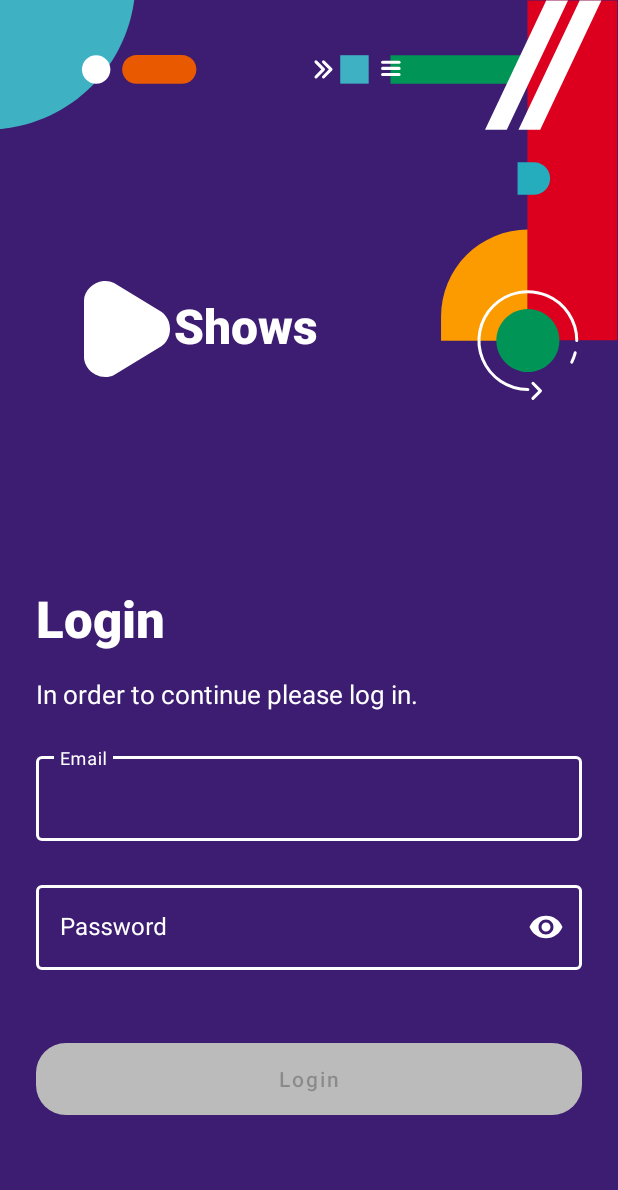
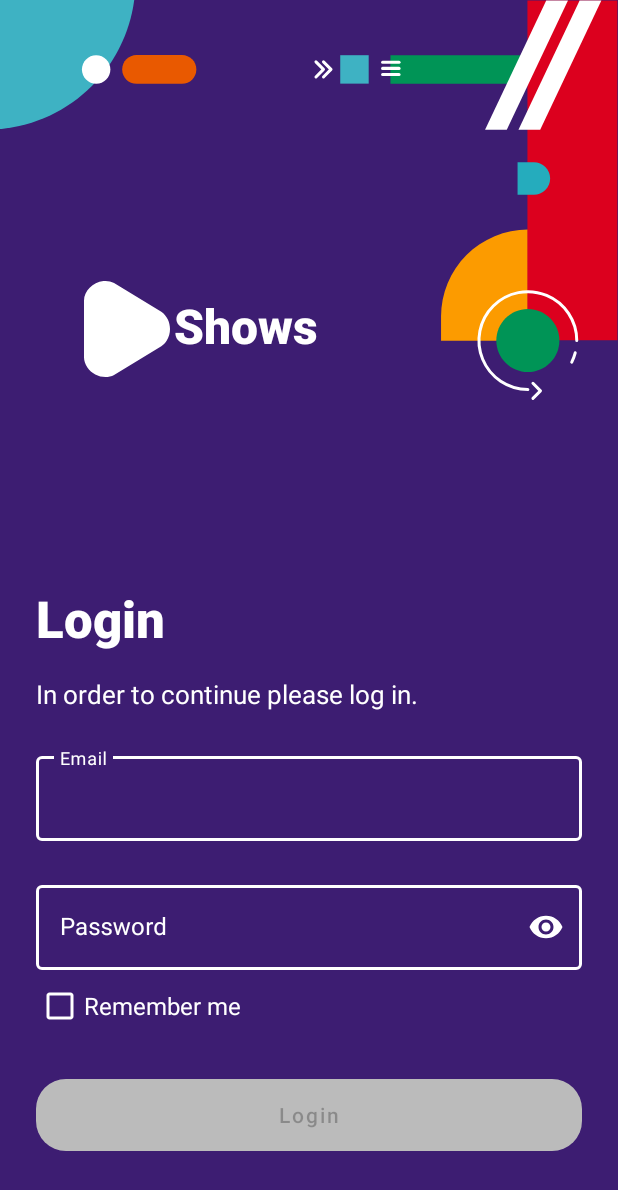
Before and after one commit to mihaelrodek/isa-shows-app-mihaelrodek, an Android app: the screen it shows after launch (MainActivity), on a phone screen of 412 x 824 dp. Shown: the top 1190 px of the screen. Run offline under Robolectric (Android 15) with nearby library versions, the phone set to English and light mode, and no system bars.

Commit message:
Initial hw05

```diff
--- a/app/src/main/res/layout/fragment_login.xml
+++ b/app/src/main/res/layout/fragment_login.xml
@@ -112,8 +112,7 @@
         android:layout_width="match_parent"
         android:layout_height="wrap_content"
         android:layout_marginTop="24dp"
-        android:layout_marginStart="24dp"
-        android:layout_marginEnd="24dp"
+        android:layout_marginHorizontal="24dp"
         android:textColorHint="@color/white"
         app:layout_constraintEnd_toEndOf="parent"
         app:layout_constraintTop_toBottomOf="@+id/email_input"
@@ -131,6 +130,19 @@
             android:textColor="@color/white"/>
     </com.google.android.material.textfield.TextInputLayout>
 
+    <androidx.appcompat.widget.AppCompatCheckBox
+        android:id="@+id/remember_me"
+        android:layout_width="wrap_content"
+        android:layout_height="wrap_content"
+        android:layout_marginHorizontal="24dp"
+        android:text="@string/remember_me"
+        android:textColor="@color/white"
+        android:textSize="16sp"
+        android:buttonTint="@color/white"
+        app:layout_constraintStart_toStartOf="parent"
+        app:layout_constraintTop_toBottomOf="@id/password_input"
+        />
+
     <androidx.appcompat.widget.AppCompatButton
         android:id="@+id/login_button"
         android:layout_width="0dp"
@@ -146,7 +158,7 @@
         app:layout_constraintBottom_toBottomOf="parent"
         app:layout_constraintEnd_toEndOf="parent"
         app:layout_constraintStart_toStartOf="parent"
-        app:layout_constraintTop_toBottomOf="@id/password_input" />
+        app:layout_constraintTop_toBottomOf="@id/remember_me" />
 
 
 </androidx.constraintlayout.widget.ConstraintLayout>
--- a/app/src/main/res/values/strings.xml
+++ b/app/src/main/res/values/strings.xml
@@ -18,4 +18,5 @@
     <string name="rate_show">Please rate the show.</string>
     <string name="comment">Comment</string>
     <string name="description">Description</string>
+    <string name="remember_me">Remember me</string>
 </resources>
```
